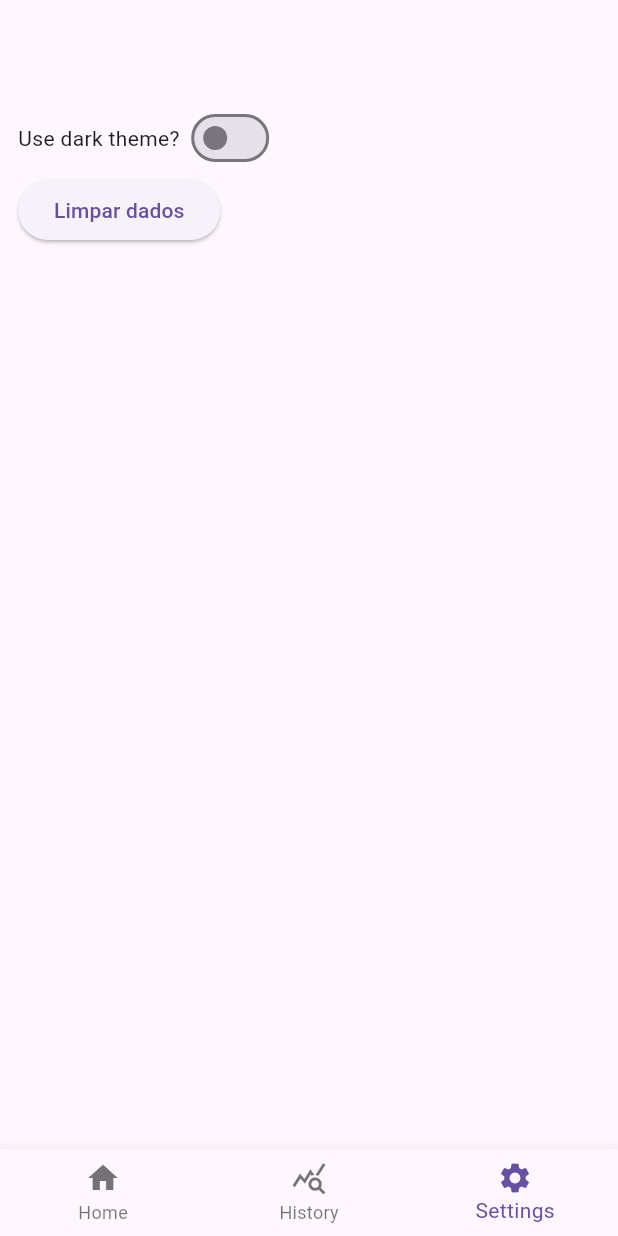
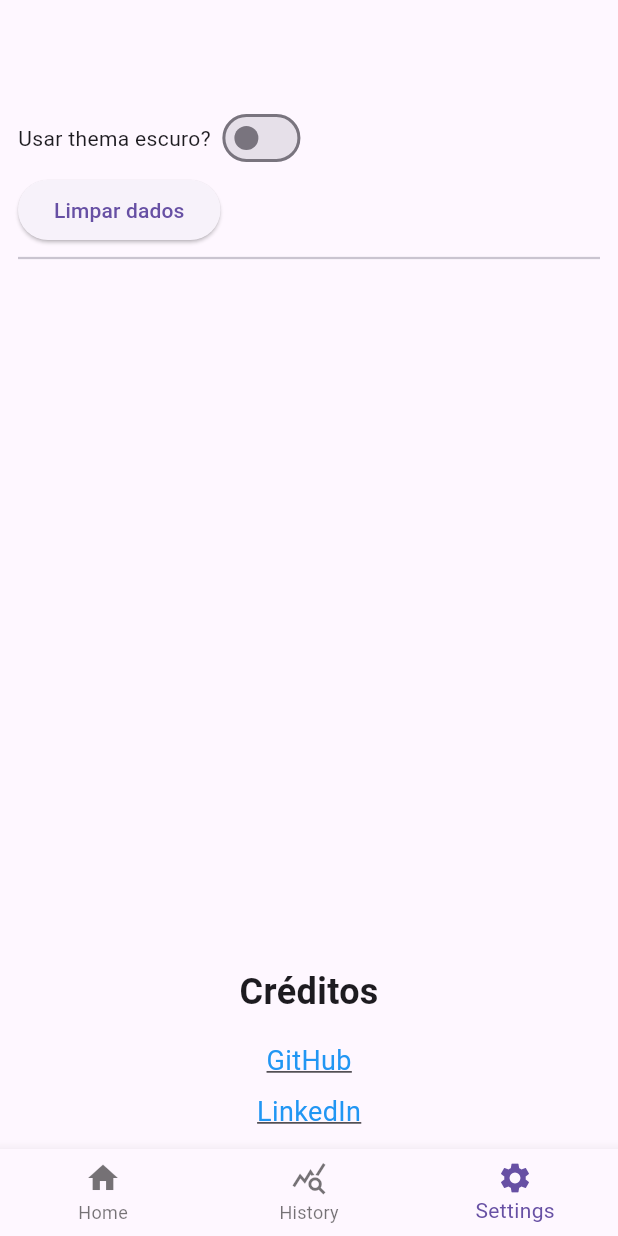
Before and after one commit to UR4N0-235/Fast-Trivia, a Flutter app: the screen it shows after launch, item 3 of the bottom bar chosen, on a phone screen of 412 x 824 dp. Run offline on Flutter 3.47's test engine with Material 2 defaults, Android fonts, the phone set to English and light mode, and no system bars; our stand-ins replace get, sqflite; accounts and stored records are empty.

Commit message:
feat: credit to author

```diff
--- /dev/null
+++ b/lib/app/pages/settings/components/credit_widget.dart
@@ -0,0 +1,53 @@
+import 'package:flutter/material.dart';
+import 'package:url_launcher/url_launcher.dart';
+
+class CreditsWidget extends StatelessWidget {
+  const CreditsWidget({super.key});
+
+  _launchURL(Uri url) async {
+    if (!await launchUrl(url, mode: LaunchMode.platformDefault)) {
+      throw 'Não foi possível abrir o URL: $url';
+    }
+  }
+
+  @override
+  Widget build(BuildContext context) {
+    return Column(
+      crossAxisAlignment: CrossAxisAlignment.center,
+      children: [
+        const Text(
+          'Créditos',
+          style: TextStyle(fontSize: 24, fontWeight: FontWeight.bold),
+        ),
+        const SizedBox(height: 16),
+        GestureDetector(
+          onTap: () {
+            _launchURL(Uri.parse("https://github.com/ur4n0-235/"));
+          },
+          child: const Text(
+            'GitHub',
+            style: TextStyle(
+              fontSize: 18,
+              color: Colors.blue,
+              decoration: TextDecoration.underline,
+            ),
+          ),
+        ),
+        const SizedBox(height: 8),
+        GestureDetector(
+          onTap: () {
+            _launchURL(Uri.parse("https://www.linkedin.com/in/matheus-verginio-fernandes/"));
+          },
+          child: const Text(
+            'LinkedIn',
+            style: TextStyle(
+              fontSize: 18,
+              color: Colors.blue,
+              decoration: TextDecoration.underline,
+            ),
+          ),
+        ),
+      ],
+    );
+  }
+}
--- a/lib/app/pages/settings/settings_page.dart
+++ b/lib/app/pages/settings/settings_page.dart
@@ -1,5 +1,6 @@
 // that is "firula" just to change app language
 import 'package:fast_trivia/app/controllers/questions_controller.dart';
+import 'package:fast_trivia/app/pages/settings/components/credit_widget.dart';
 import 'package:fast_trivia/app/pages/settings/components/switch_theme.dart';
 import 'package:fast_trivia/db/database_helper.dart';
 import 'package:flutter/material.dart';
@@ -15,7 +16,8 @@ class SettingsPage extends StatefulWidget {
 class _SettingsPage extends State<SettingsPage> {
   @override
   Widget build(BuildContext context) {
-    QuestionaryController questionaryController = Get.put(QuestionaryController());
+    QuestionaryController questionaryController =
+        Get.put(QuestionaryController());
     return Scaffold(
         appBar: AppBar(),
         body: Padding(
@@ -23,7 +25,7 @@ class _SettingsPage extends State<SettingsPage> {
           child: Column(
             children: [
               const Row(
-                  children: [Text("Use dark theme? "), SwitchThemeWidget()]),
+                  children: [Text("Usar thema escuro? "), SwitchThemeWidget()]),
               Row(
                 children: [
                   ElevatedButton(
@@ -33,7 +35,10 @@ class _SettingsPage extends State<SettingsPage> {
                       },
                       child: const Text("Limpar dados"))
                 ],
-              )
+              ),
+              const Divider(thickness: 1.5,),
+              Spacer(),
+              CreditsWidget()
             ],
           ),
         ));
--- a/pubspec.yaml
+++ b/pubspec.yaml
@@ -40,6 +40,8 @@ dependencies:
   path_provider: ^2.1.0
   path: any
   intl: any
+  url_launcher: ^6.0.10
+
 dev_dependencies:
   flutter_test:
     sdk: flutter
```
Also changed, not shown: pubspec.lock, 5 other files.
